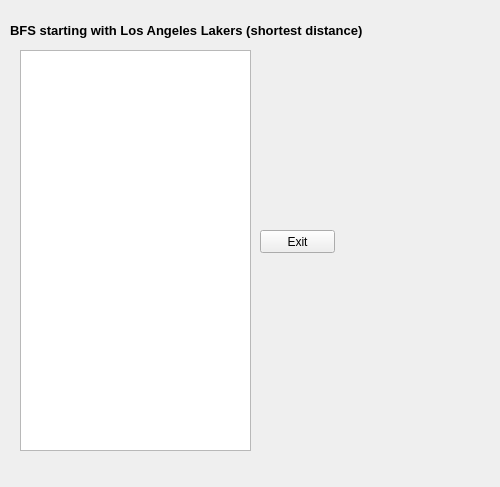
Before: the Qt Designer form CS1D-Basketball-master/Basketball/bfs.ui in moetaei/CS1D-Basketball, drawn with Qt 5.
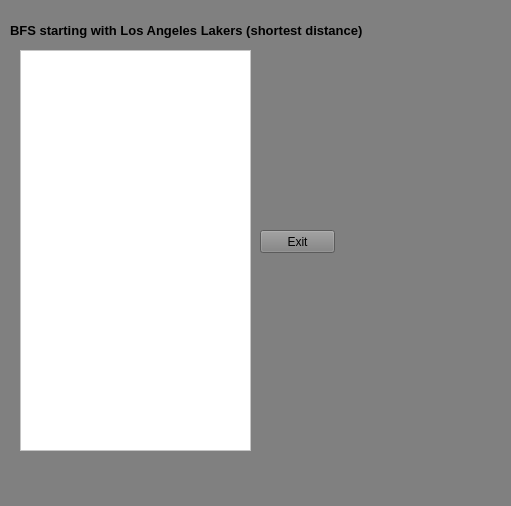
After: the same form once the commit is applied.

```diff
--- a/CS1D-Basketball-master/Basketball/bfs.ui
+++ b/CS1D-Basketball-master/Basketball/bfs.ui
@@ -6,13 +6,19 @@
    <rect>
     <x>0</x>
     <y>0</y>
-    <width>500</width>
-    <height>487</height>
+    <width>511</width>
+    <height>506</height>
    </rect>
   </property>
   <property name="windowTitle">
    <string>Form</string>
   </property>
+  <property name="autoFillBackground">
+   <bool>false</bool>
+  </property>
+  <property name="styleSheet">
+   <string notr="true">background-color:gray;</string>
+  </property>
   <widget class="QLabel" name="label">
    <property name="geometry">
     <rect>
@@ -49,6 +55,9 @@
      <height>401</height>
     </rect>
    </property>
+   <property name="styleSheet">
+    <string notr="true">background-color:white;</string>
+   </property>
   </widget>
   <widget class="QPushButton" name="exit">
    <property name="geometry">
```
